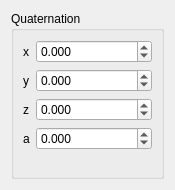
ros-industrial/noether, file noether_gui/ui/quaternation_editor_widget.ui: the form before one commit.
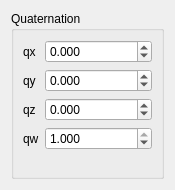
The form after the commit.

The edit to the form file:
```diff
--- a/noether_gui/ui/quaternation_editor_widget.ui
+++ b/noether_gui/ui/quaternation_editor_widget.ui
@@ -46,7 +46,7 @@
         <item row="0" column="0">
          <widget class="QLabel" name="label_x">
           <property name="text">
-           <string>x</string>
+           <string>qx</string>
           </property>
          </widget>
         </item>
@@ -56,10 +56,10 @@
            <number>3</number>
           </property>
           <property name="minimum">
-           <double>-100.000000000000000</double>
+           <double>-1.000000000000000</double>
           </property>
           <property name="maximum">
-           <double>100.000000000000000</double>
+           <double>1.000000000000000</double>
           </property>
           <property name="singleStep">
            <double>0.100000000000000</double>
@@ -69,7 +69,7 @@
         <item row="1" column="0">
          <widget class="QLabel" name="label_y">
           <property name="text">
-           <string>y</string>
+           <string>qy</string>
           </property>
          </widget>
         </item>
@@ -79,10 +79,10 @@
            <number>3</number>
           </property>
           <property name="minimum">
-           <double>-100.000000000000000</double>
+           <double>-1.000000000000000</double>
           </property>
           <property name="maximum">
-           <double>100.000000000000000</double>
+           <double>1.000000000000000</double>
           </property>
           <property name="singleStep">
            <double>0.100000000000000</double>
@@ -95,7 +95,7 @@
         <item row="2" column="0">
          <widget class="QLabel" name="label_z">
           <property name="text">
-           <string>z</string>
+           <string>qz</string>
           </property>
          </widget>
         </item>
@@ -105,10 +105,10 @@
            <number>3</number>
           </property>
           <property name="minimum">
-           <double>-100.000000000000000</double>
+           <double>-1.000000000000000</double>
           </property>
           <property name="maximum">
-           <double>100.000000000000000</double>
+           <double>1.000000000000000</double>
           </property>
           <property name="singleStep">
            <double>0.100000000000000</double>
@@ -118,7 +118,7 @@
         <item row="3" column="0">
          <widget class="QLabel" name="label">
           <property name="text">
-           <string>a</string>
+           <string>qw</string>
           </property>
          </widget>
         </item>
@@ -128,14 +128,17 @@
            <number>3</number>
           </property>
           <property name="minimum">
-           <double>-100.000000000000000</double>
+           <double>-1.000000000000000</double>
           </property>
           <property name="maximum">
-           <double>100.000000000000000</double>
+           <double>1.000000000000000</double>
           </property>
           <property name="singleStep">
            <double>0.100000000000000</double>
           </property>
+          <property name="value">
+           <double>1.000000000000000</double>
+          </property>
          </widget>
         </item>
        </layout>
```
